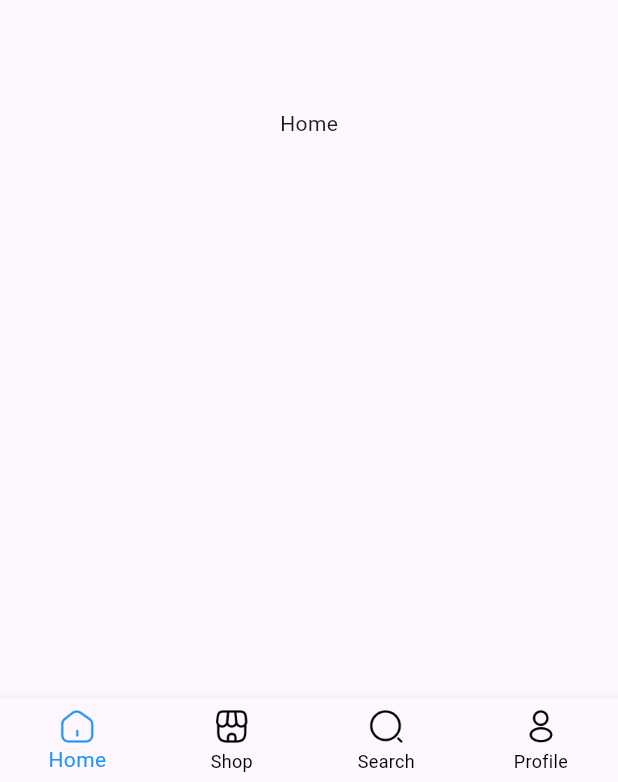
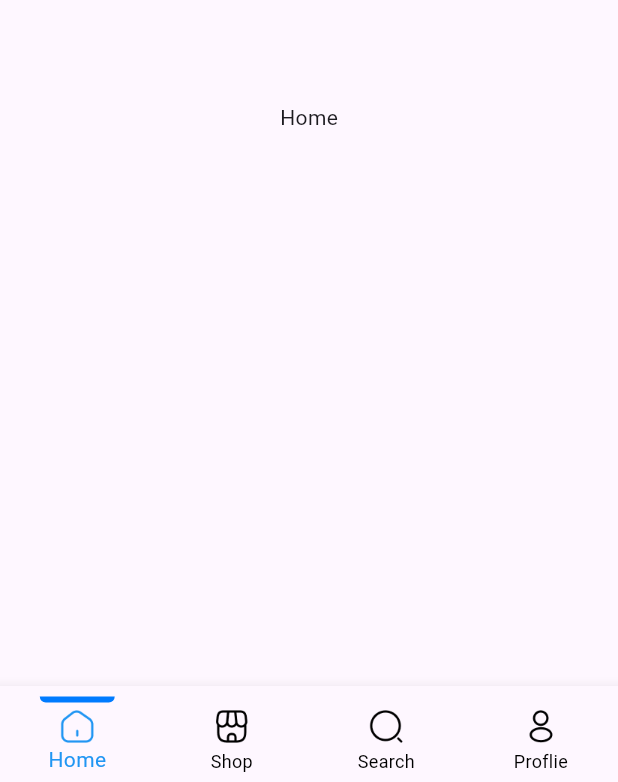
Before and after one commit to adeelDevFlutter/bottom_nav_bar, a Flutter app: the screen it shows after launch, on a phone screen of 412 x 824 dp. Shown: the part 451-1233 px from the top of the screen. Run offline on Flutter 3.47's test engine with Material 3 defaults, Android fonts, the phone set to English and light mode, and no system bars.

Commit message:
second commit

```diff
--- a/lib/bottom_nav_bar.dart
+++ b/lib/bottom_nav_bar.dart
@@ -92,61 +92,172 @@ class _BottomNavBarState extends State<BottomNavBar> {
         showUnselectedLabels: true,
         items: <BottomNavigationBarItem>[
           BottomNavigationBarItem(
-            icon: ColorFiltered(
+            icon: Column(
+              mainAxisSize: MainAxisSize.min,
+              children: [
+                // Top bar indicator
+                Container(
+                  height: 4,
+                  width: 50,
+                  decoration: BoxDecoration(
+                    color: _selectedIndex == 0
+                        ? const Color(0xff007BFF)
+                        : Colors.transparent,
+                    borderRadius: BorderRadius.only(
+                        bottomLeft: Radius.circular(10),
+                        bottomRight: Radius.circular(10)),
+                  ),
+                ),
+                const SizedBox(height: 4),
+                // Icon itself
+                ColorFiltered(
                   colorFilter: ColorFilter.mode(
                     _selectedIndex == 0 ? Colors.blue : Colors.black,
                     BlendMode.srcIn,
                   ),
-              child: Image.asset(
-                'assets/icons/home-2.png',
-                height: 24,
-                width: 24,
+                  child: Image.asset('assets/icons/home-2.png',
+                      height: 24, width: 24),
                 ),
+              ],
             ),
             label: 'Home',
           ),
           BottomNavigationBarItem(
-            icon: ColorFiltered(
+            icon: Column(
+              mainAxisSize: MainAxisSize.min,
+              children: [
+                // Top bar indicator
+                Container(
+                  height: 4,
+                  width: 50,
+                  decoration: BoxDecoration(
+                    color: _selectedIndex == 1
+                        ? const Color(0xff007BFF)
+                        : Colors.transparent,
+                    borderRadius: BorderRadius.only(
+                        bottomLeft: Radius.circular(10),
+                        bottomRight: Radius.circular(10)),
+                  ),
+                ),
+                const SizedBox(height: 4),
+                // Icon itself
+                ColorFiltered(
                   colorFilter: ColorFilter.mode(
                     _selectedIndex == 1 ? Colors.blue : Colors.black,
                     BlendMode.srcIn,
                   ),
-              child: Image.asset(
-                'assets/icons/shop.png',
-                height: 24,
-                width: 24,
+                  child: Image.asset('assets/icons/shop.png',
+                      height: 24, width: 24),
                 ),
+              ],
             ),
             label: 'Shop',
           ),
+          // BottomNavigationBarItem(
+          //   icon: ColorFiltered(
+          //     colorFilter: ColorFilter.mode(
+          //       _selectedIndex == 1 ? Colors.blue : Colors.black,
+          //       BlendMode.srcIn,
+          //     ),
+          //     child: Image.asset(
+          //       'assets/icons/shop.png',
+          //       height: 24,
+          //       width: 24,
+          //     ),
+          //   ),
+          //   label: 'Shop',
+          // ),
+
           BottomNavigationBarItem(
-            icon: ColorFiltered(
+            icon: Column(
+              mainAxisSize: MainAxisSize.min,
+              children: [
+                // Top bar indicator
+                Container(
+                  height: 4,
+                  width: 50,
+                  decoration: BoxDecoration(
+                    color: _selectedIndex == 2
+                        ? const Color(0xff007BFF)
+                        : Colors.transparent,
+                    borderRadius: BorderRadius.only(
+                        bottomLeft: Radius.circular(10),
+                        bottomRight: Radius.circular(10)),
+                  ),
+                ),
+                const SizedBox(height: 4),
+                // Icon itself
+                ColorFiltered(
                   colorFilter: ColorFilter.mode(
                     _selectedIndex == 2 ? Colors.blue : Colors.black,
                     BlendMode.srcIn,
                   ),
-              child: Image.asset(
-                'assets/icons/search.png',
-                height: 24,
-                width: 24,
+                  child: Image.asset('assets/icons/search.png',
+                      height: 24, width: 24),
                 ),
+              ],
             ),
             label: 'Search',
           ),
+          // BottomNavigationBarItem(
+          //   icon: ColorFiltered(
+          //     colorFilter: ColorFilter.mode(
+          //       _selectedIndex == 2 ? Colors.blue : Colors.black,
+          //       BlendMode.srcIn,
+          //     ),
+          //     child: Image.asset(
+          //       'assets/icons/search.png',
+          //       height: 24,
+          //       width: 24,
+          //     ),
+          //   ),
+          //   label: 'Search',
+          // ),
           BottomNavigationBarItem(
-            icon: ColorFiltered(
+            icon: Column(
+              mainAxisSize: MainAxisSize.min,
+              children: [
+                // Top bar indicator
+                Container(
+                  height: 4,
+                  width: 50,
+                  decoration: BoxDecoration(
+                    color: _selectedIndex == 3
+                        ? const Color(0xff007BFF)
+                        : Colors.transparent,
+                    borderRadius: BorderRadius.only(
+                        bottomLeft: Radius.circular(10),
+                        bottomRight: Radius.circular(10)),
+                  ),
+                ),
+                const SizedBox(height: 4),
+                // Icon itself
+                ColorFiltered(
                   colorFilter: ColorFilter.mode(
                     _selectedIndex == 3 ? Colors.blue : Colors.black,
                     BlendMode.srcIn,
                   ),
-              child: Image.asset(
-                'assets/icons/person.png',
-                height: 24,
-                width: 24,
+                  child: Image.asset('assets/icons/person.png',
+                      height: 24, width: 24),
                 ),
+              ],
             ),
-            label: 'Profile',
+            label: 'Proflie',
           ),
+          // BottomNavigationBarItem(
+          //   icon: ColorFiltered(
+          //     colorFilter: ColorFilter.mode(
+          //       _selectedIndex == 3 ? Colors.blue : Colors.black,
+          //       BlendMode.srcIn,
+          //     ),
+          //     child: Image.asset(
+          //       'assets/icons/person.png',
+          //       height: 24,
+          //       width: 24,
+          //     ),
+          //   ),
+          //   label: 'Profile',
+          // ),
         ],
       ),
     );
```
Lines whose indentation alone changed are shown as unchanged.
